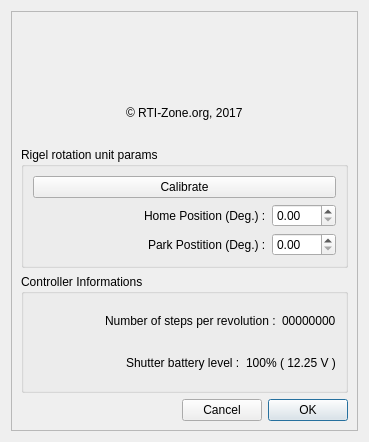
rpineau/ddwDome, file ddwDome.ui: the form before one commit.
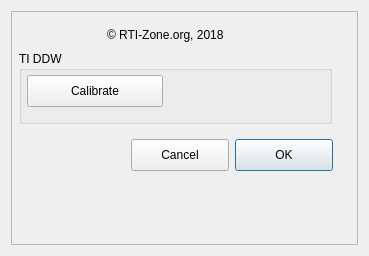
The form after the commit. Icons and pictures are not drawn. Custom widgets are drawn as their Qt base class.

Diff of the .ui file:
```diff
--- a/ddwDome.ui
+++ b/ddwDome.ui
@@ -7,13 +7,13 @@
     <x>0</x>
     <y>0</y>
     <width>369</width>
-    <height>442</height>
+    <height>256</height>
    </rect>
   </property>
   <property name="minimumSize">
    <size>
     <width>344</width>
-    <height>442</height>
+    <height>256</height>
    </size>
   </property>
   <property name="maximumSize">
@@ -49,180 +49,41 @@
      <property name="SerialPortName" stdset="0">
       <string/>
      </property>
-     <layout class="QGridLayout" name="gridLayout">
-      <item row="4" column="0">
-       <widget class="QGroupBox" name="groupBox">
-        <property name="title">
-         <string>Controller Informations</string>
-        </property>
-        <layout class="QGridLayout" name="gridLayout_3">
-         <item row="1" column="0">
-          <layout class="QHBoxLayout" name="horizontalLayout_7">
-           <item>
-            <spacer name="horizontalSpacer_5">
-             <property name="orientation">
-              <enum>Qt::Horizontal</enum>
-             </property>
-             <property name="sizeHint" stdset="0">
-              <size>
-               <width>40</width>
-               <height>20</height>
-              </size>
-             </property>
-            </spacer>
-           </item>
-           <item>
-            <widget class="QLabel" name="label_5">
-             <property name="text">
-              <string>Shutter battery level :</string>
-             </property>
-            </widget>
-           </item>
-           <item>
-            <widget class="QLabel" name="shutterBatteryLevel">
-             <property name="text">
-              <string>100% ( 12.25 V )</string>
-             </property>
-            </widget>
-           </item>
-          </layout>
-         </item>
-         <item row="0" column="0">
-          <layout class="QHBoxLayout" name="horizontalLayout">
-           <item>
-            <spacer name="horizontalSpacer_6">
-             <property name="orientation">
-              <enum>Qt::Horizontal</enum>
-             </property>
-             <property name="sizeHint" stdset="0">
-              <size>
-               <width>40</width>
-               <height>20</height>
-              </size>
-             </property>
-            </spacer>
-           </item>
-           <item>
-            <widget class="QLabel" name="label">
-             <property name="text">
-              <string>Number of steps per revolution :</string>
-             </property>
-            </widget>
-           </item>
-           <item>
-            <widget class="QLabel" name="ticksPerRev">
-             <property name="text">
-              <string>00000000</string>
-             </property>
-            </widget>
-           </item>
-          </layout>
-         </item>
-        </layout>
-       </widget>
-      </item>
-      <item row="2" column="0">
        <widget class="QGroupBox" name="MaxDomeIIParams">
+      <property name="geometry">
+       <rect>
+        <x>8</x>
+        <y>40</y>
+        <width>313</width>
+        <height>73</height>
+       </rect>
+      </property>
         <property name="title">
-         <string>Rigel rotation unit params</string>
-        </property>
-        <layout class="QGridLayout" name="gridLayout_2">
-         <item row="10" column="0">
-          <layout class="QHBoxLayout" name="horizontalLayout_3">
-           <item>
-            <spacer name="horizontalSpacer_2">
-             <property name="orientation">
-              <enum>Qt::Horizontal</enum>
-             </property>
-             <property name="sizeHint" stdset="0">
-              <size>
-               <width>40</width>
-               <height>20</height>
-              </size>
-             </property>
-            </spacer>
-           </item>
-           <item>
-            <widget class="QLabel" name="label_3">
-             <property name="text">
-              <string>Park Postition (Deg.) :</string>
-             </property>
-            </widget>
-           </item>
-           <item>
-            <widget class="QDoubleSpinBox" name="parkPosition">
-             <property name="maximum">
-              <double>359.990000000000009</double>
-             </property>
-            </widget>
-           </item>
-          </layout>
-         </item>
-         <item row="2" column="0">
+       <string>TI DDW</string>
+      </property>
           <widget class="QPushButton" name="pushButton">
+       <property name="geometry">
+        <rect>
+         <x>8</x>
+         <y>24</y>
+         <width>136</width>
+         <height>32</height>
+        </rect>
+       </property>
            <property name="text">
             <string>Calibrate</string>
            </property>
           </widget>
-         </item>
-         <item row="7" column="0" rowspan="2">
-          <layout class="QHBoxLayout" name="horizontalLayout_2">
-           <item>
-            <spacer name="horizontalSpacer">
-             <property name="orientation">
-              <enum>Qt::Horizontal</enum>
-             </property>
-             <property name="sizeHint" stdset="0">
-              <size>
-               <width>40</width>
-               <height>20</height>
-              </size>
-             </property>
-            </spacer>
-           </item>
-           <item>
-            <widget class="QLabel" name="label_2">
-             <property name="text">
-              <string>Home Position (Deg.) :</string>
-             </property>
-            </widget>
-           </item>
-           <item>
-            <widget class="QDoubleSpinBox" name="homePosition">
-             <property name="maximum">
-              <double>359.990000000000009</double>
-             </property>
-            </widget>
-           </item>
-          </layout>
-         </item>
-        </layout>
-       </widget>
-      </item>
-      <item row="5" column="0">
-       <layout class="QHBoxLayout" name="horizontalLayout_4">
-        <item>
-         <spacer name="horizontalSpacer_4">
-          <property name="orientation">
-           <enum>Qt::Horizontal</enum>
-          </property>
-          <property name="sizeHint" stdset="0">
-           <size>
-            <width>40</width>
-            <height>20</height>
-           </size>
-          </property>
-         </spacer>
-        </item>
-        <item>
-         <widget class="QPushButton" name="pushButtonCancel">
-          <property name="text">
-           <string>Cancel</string>
-          </property>
-         </widget>
-        </item>
-        <item>
+     </widget>
          <widget class="QPushButton" name="pushButtonOK">
+      <property name="geometry">
+       <rect>
+        <x>224</x>
+        <y>128</y>
+        <width>98</width>
+        <height>32</height>
+       </rect>
+      </property>
           <property name="text">
            <string>OK</string>
           </property>
@@ -230,20 +91,41 @@
            <bool>true</bool>
           </property>
          </widget>
-        </item>
-       </layout>
-      </item>
-      <item row="0" column="0">
-       <layout class="QGridLayout" name="gridLayout_4">
-        <item row="2" column="0" alignment="Qt::AlignHCenter">
+     <widget class="QPushButton" name="pushButtonCancel">
+      <property name="geometry">
+       <rect>
+        <x>120</x>
+        <y>128</y>
+        <width>98</width>
+        <height>32</height>
+       </rect>
+      </property>
+      <property name="text">
+       <string>Cancel</string>
+      </property>
+     </widget>
          <widget class="QLabel" name="label_4">
+      <property name="geometry">
+       <rect>
+        <x>96</x>
+        <y>16</y>
+        <width>133</width>
+        <height>16</height>
+       </rect>
+      </property>
           <property name="text">
-           <string>© RTI-Zone.org, 2017</string>
-          </property>
-         </widget>
-        </item>
-        <item row="1" column="0" alignment="Qt::AlignHCenter">
+       <string>© RTI-Zone.org, 2018</string>
+      </property>
+     </widget>
          <widget class="QLabel" name="label_logo">
+      <property name="geometry">
+       <rect>
+        <x>76</x>
+        <y>14</y>
+        <width>16</width>
+        <height>16</height>
+       </rect>
+      </property>
           <property name="text">
            <string/>
           </property>
@@ -257,10 +139,6 @@
            <string>Pulsar.png</string>
           </property>
          </widget>
-        </item>
-       </layout>
-      </item>
-     </layout>
     </widget>
    </item>
   </layout>
```
Lines whose indentation alone changed are shown as unchanged.
